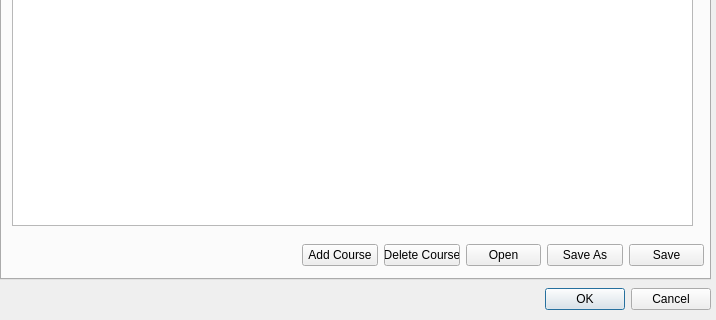
First picture: the form in GUI/settings.ui, repository kaskavalci/UCT, before the edit; both pictures show x 0 to 716 and y 291 to 611 of the 716 by 611 pixel window.
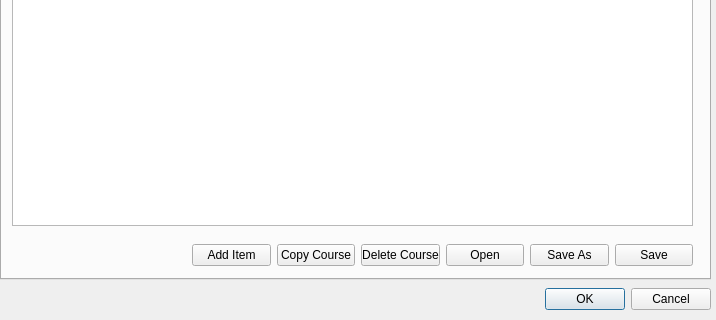
Second picture: the form after the edit. The open tabs and pages were chosen to show the change.

Commit message: encoding is changed. fitness is now an interface (IFitness). FitnessExp is being written to calculate new schema. GUI is fully capable of creating course xml file.

```diff
--- a/GUI/settings.ui
+++ b/GUI/settings.ui
@@ -854,20 +854,27 @@
     <widget class="QWidget" name="horizontalLayoutWidget_8">
      <property name="geometry">
       <rect>
-       <x>300</x>
+       <x>190</x>
        <y>500</y>
-       <width>402</width>
+       <width>501</width>
        <height>41</height>
       </rect>
      </property>
      <layout class="QHBoxLayout" name="horizontalLayout_8">
+      <item>
+       <widget class="QPushButton" name="pushButton_9">
+        <property name="text">
+         <string>Add Item</string>
+        </property>
+       </widget>
+      </item>
       <item>
        <widget class="QPushButton" name="pushAddCourse">
         <property name="enabled">
          <bool>true</bool>
         </property>
         <property name="text">
-         <string>Add Course</string>
+         <string>Copy Course</string>
         </property>
        </widget>
       </item>
```
Left out of the diff: 5 changed lines with no effect on the pictures. The commit also changes 19 other files.
